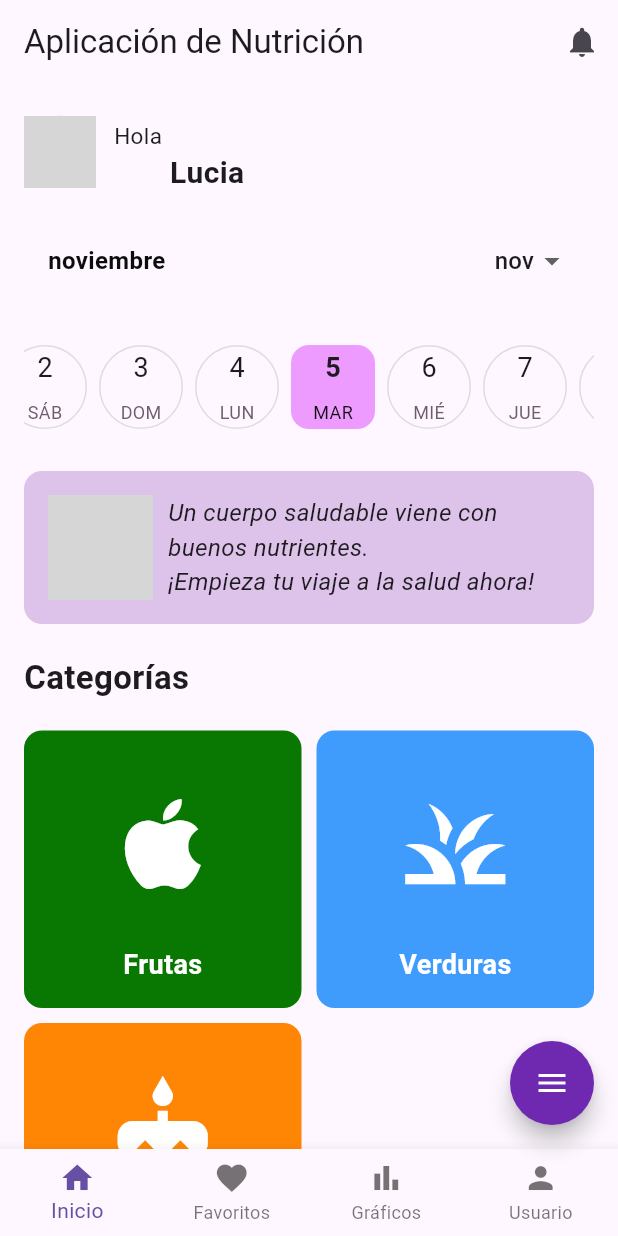
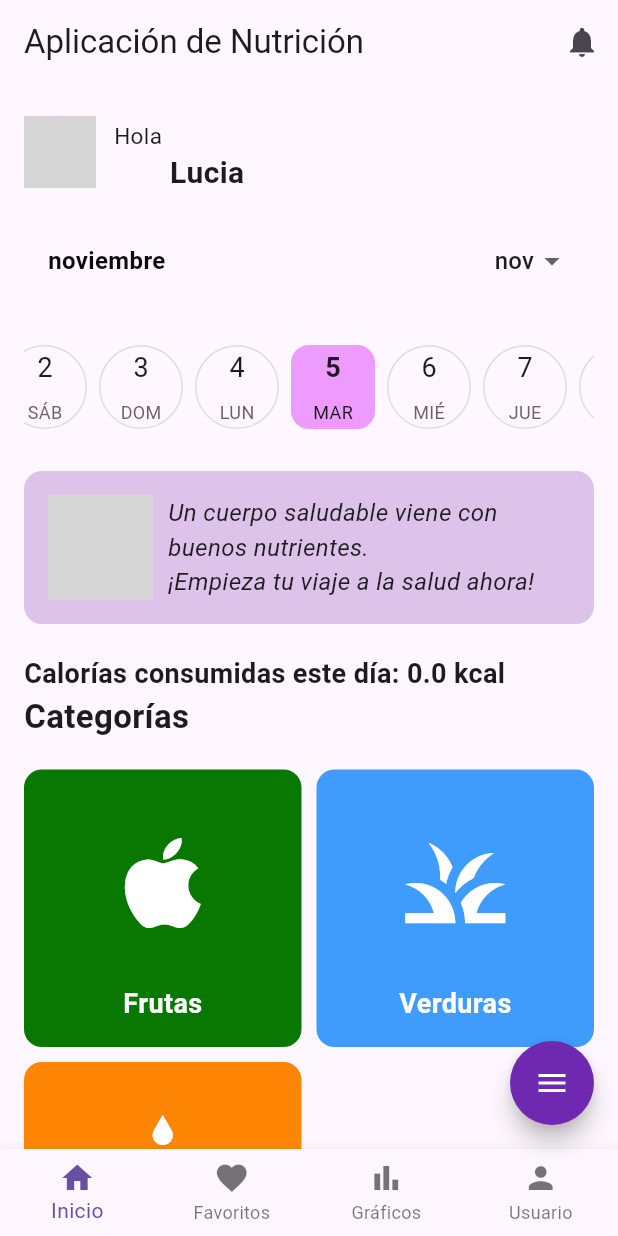
Before and after one commit to pilicorredor/Calorie_Count_Movile, a Flutter app: the screen it shows after launch, after a tap on "Iniciar Sesión", on a phone screen of 412 x 824 dp. Run offline on Flutter 3.47's test engine with Material 3 defaults, Android fonts, the phone set to English and light mode, and no system bars; drawn by our look-alikes of easy_date_timeline, flutter_speed_dial; our stand-ins replace fl_chart, sqflite; missing offline and left inert: flutter_material_color_picker; accounts and stored records are empty; network calls fail; grey boxes are pictures that could not be loaded.

Commit message:
Add Calorie count

```diff
--- a/lib/pages/home_page.dart
+++ b/lib/pages/home_page.dart
@@ -1,8 +1,10 @@
+import 'package:calorie_counter/models/Food.dart';
 import 'package:calorie_counter/models/category_model.dart';
 import 'package:calorie_counter/pages/category_detail_page.dart'; // Asegúrate de importar la nueva pantalla
 import 'package:calorie_counter/pages/charts_page.dart';
 import 'package:calorie_counter/pages/favorites_page.dart';
 import 'package:calorie_counter/pages/user_page.dart';
+import 'package:calorie_counter/providers/db_foods.dart';
 import 'package:calorie_counter/providers/ui_provider.dart';
 import 'package:calorie_counter/widgets/addItems/category_list.dart';
 import 'package:calorie_counter/widgets/custom_fab_add_food.dart';
@@ -11,6 +13,7 @@ import 'package:calorie_counter/widgets/home_page/food_card.dart';
 import 'package:easy_date_timeline/easy_date_timeline.dart';
 import 'package:flutter/material.dart';
 import 'package:provider/provider.dart';
+import 'package:intl/intl.dart';
 
 class HomePage extends StatefulWidget {
   const HomePage({super.key});
@@ -24,6 +27,7 @@ class _HomePageState extends State<HomePage> {
   List<CategoryModel> categories = CategoryList().getAllCategories();
   int lengthCategories = CategoryList().getLenghtCategories();
   DateTime selectedDate = DateTime.now();
+  final DBFood dbFood = DBFood();
 
   @override
   Widget build(BuildContext context) {
@@ -141,6 +145,31 @@ class _HomePageState extends State<HomePage> {
                     ),
                   ),
                   const SizedBox(height: 20),
+                  FutureBuilder<double>(
+                    future: getCaloriesForSelectedDate(),
+                    builder: (context, snapshot) {
+                      if (snapshot.connectionState == ConnectionState.waiting) {
+                        return const Text(
+                          'Calculando calorías...',
+                          style: TextStyle(fontSize: 18),
+                        );
+                      } else if (snapshot.hasError) {
+                        return const Text(
+                          'Error al obtener las calorías',
+                          style: TextStyle(fontSize: 18, color: Colors.red),
+                        );
+                      } else {
+                        final caloriesForDay = snapshot.data ?? 0.0;
+                        return Text(
+                          'Calorías consumidas este día: ${caloriesForDay.toStringAsFixed(1)} kcal',
+                          style: const TextStyle(
+                            fontSize: 18,
+                            fontWeight: FontWeight.bold,
+                          ),
+                        );
+                      }
+                    },
+                  ),
                   const Text(
                     'Categorías',
                     style: TextStyle(
@@ -191,8 +220,17 @@ class _HomePageState extends State<HomePage> {
     Navigator.push(
       context,
       MaterialPageRoute(
-        builder: (context) => CategoryDetailPage(selectedDate: selectedDate, categoryName: categoryName),
+        builder: (context) => CategoryDetailPage(
+            selectedDate: selectedDate, categoryName: categoryName),
       ),
     );
   }
+
+  // Método para obtener calorías del día seleccionado
+  Future<double> getCaloriesForSelectedDate() async {
+    String formattedDate = DateFormat('dd/MM/yyyy').format(selectedDate);
+    List<Food> foods = await dbFood.getFoodsByDate(formattedDate);
+    double totalCalories = foods.fold(0, (sum, food) => sum + food.calories);
+    return totalCalories;
+  }
 }
```
Also changed, not shown: lib/pages/category_detail_page.dart (+47 -2 lines).
